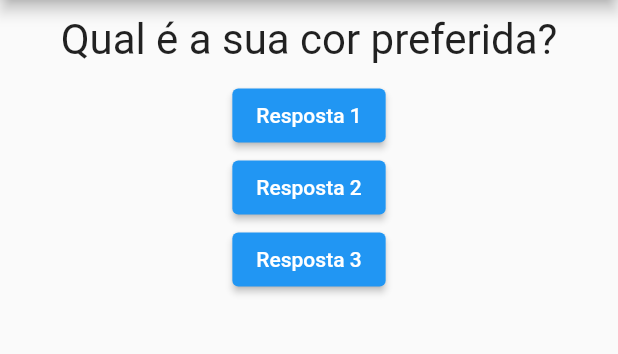
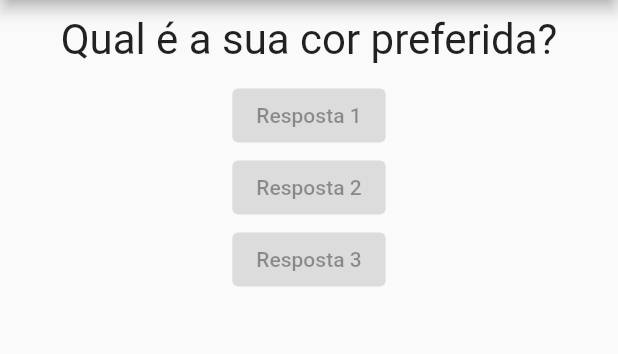
Before and after one commit to davidborelli/projeto_perguntas, a Flutter app: the screen it shows after launch, on a phone screen of 412 x 824 dp, the part 84-438 px from its top. Run offline on Flutter 3.47's test engine with Material 2 defaults, Android fonts, the phone set to English and light mode, and no system bars.

Commit message:
feat: add resposta component

```diff
--- a/lib/main.dart
+++ b/lib/main.dart
@@ -1,5 +1,6 @@
 import 'package:flutter/material.dart';
 import './questao.dart';
+import './resposta.dart';
 
 main() => runApp(PerguntaApp());
 
@@ -28,18 +29,9 @@ class _PerguntaAppState extends State<PerguntaApp> {
         body: Column(
           children: <Widget>[
             Questao(perguntas[_perguntaSelecionada]),
-            ElevatedButton(
-              child: Text('Resposta 1'),
-              onPressed: _responder,
-            ),
-            ElevatedButton(
-              child: Text('Resposta 2'),
-              onPressed: _responder,
-            ),
-            ElevatedButton(
-              child: Text('Resposta 3'),
-              onPressed: _responder,
-            ),
+            Resposta('Resposta 1'),
+            Resposta('Resposta 2'),
+            Resposta('Resposta 3'),
           ],
         ),
       ),
--- /dev/null
+++ b/lib/resposta.dart
@@ -0,0 +1,16 @@
+import 'package:flutter/material.dart';
+
+class Resposta extends StatelessWidget {
+
+  final String texto;
+
+  Resposta(this.texto);
+
+  @override
+  Widget build(BuildContext context) {
+    return ElevatedButton(
+      child: Text(texto),
+      onPressed: null,
+    );
+  }
+}
```
